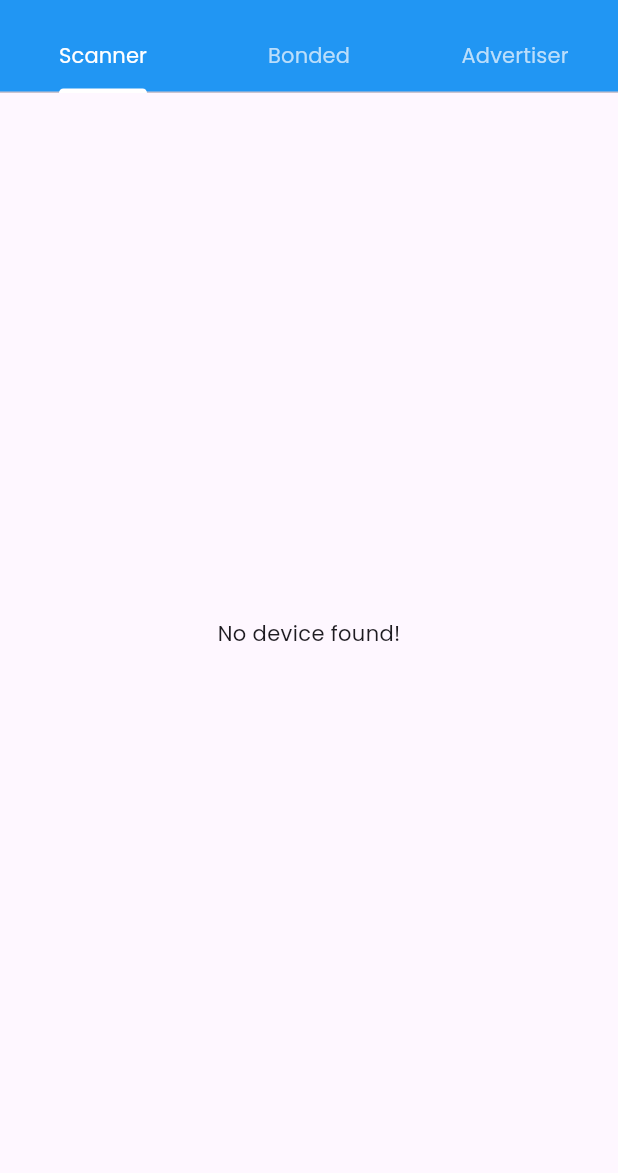
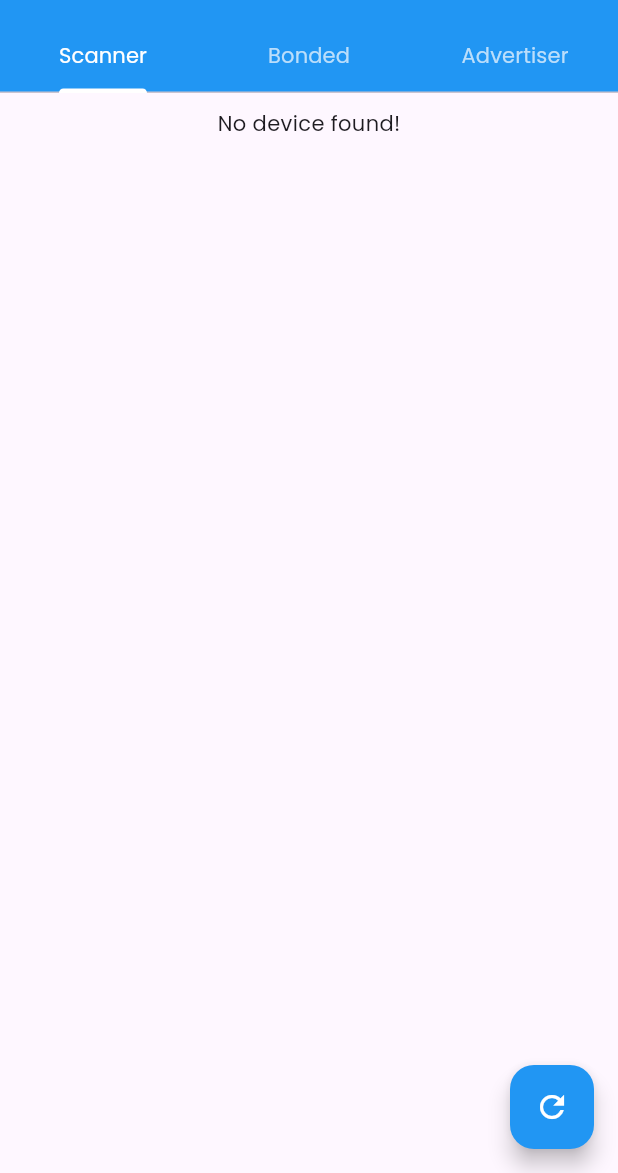
Before and after one commit to satyam184/bluetooth_tester, a Flutter app: the screen it shows after launch, on a phone screen of 412 x 824 dp, the part 63-1236 px from its top. Run offline on Flutter 3.47's test engine with Material 3 defaults, Android fonts, the phone set to English and light mode, and no system bars; our stand-ins replace equatable, flutter_bloc, flutter_blue_plus, flutter_svg, permission_handler.

Commit message:
bug fix some functionlity added

```diff
--- /dev/null
+++ b/devtools_options.yaml
@@ -0,0 +1,3 @@
+description: This file stores settings for Dart & Flutter DevTools.
+documentation: https://docs.flutter.dev/tools/devtools/extensions#configure-extension-enablement-states
+extensions:
--- a/lib/bloc/scanner_bloc/scanner_state.dart
+++ b/lib/bloc/scanner_bloc/scanner_state.dart
@@ -3,7 +3,7 @@ part of 'scanner_bloc.dart';
 class ScannerState extends Equatable {
   const ScannerState({
     this.devices = const [],
-    this.scanStatus = ScanStatus.inital,
+    this.scanStatus = ScanStatus.initial,
     this.connectedDevice,
   });
 
--- a/lib/utils/enums.dart
+++ b/lib/utils/enums.dart
@@ -1 +1,24 @@
-enum ScanStatus { inital, loading, success, connected, disConnected, error }
+enum ScanStatus {
+  /// Default state before anything has started
+  initial,
+
+  /// Currently scanning or attempting connection
+  loading,
+
+  /// Successfully scanned and connected
+  success,
+
+  /// Device is currently connected
+  connected,
+
+  /// Device got disconnected after being connected
+  disconnected,
+
+  /// Tried to connect but failed (e.g., timeout or rejection)
+  failed,
+
+  /// General Bluetooth error (e.g., permissions, turned off, etc.)
+  error,
+
+  bluetoothPermissions,
+}
--- a/lib/views/scanner/scanner.dart
+++ b/lib/views/scanner/scanner.dart
@@ -18,13 +18,6 @@ class Scanner extends StatefulWidget {
 }
 
 class _ScannerState extends State<Scanner> {
-  @override
-  void initState() {
-    // TODO: implement initState
-    // context.read<ScannerBloc>().add(StartScan());
-    super.initState();
-  }
-
   @override
   Widget build(BuildContext context) {
     return Scaffold(
@@ -51,24 +44,44 @@ class _ScannerState extends State<Scanner> {
                       AppColors.sucess,
                     );
               case ScanStatus.connected:
-                Future.delayed(Duration(milliseconds: 500), () {
-                  context.showDefaultSnackbar(
-                    'Connected Successfully',
-                    AppColors.sucess,
-                  );
+                Future.microtask(() {
+                  if (context.mounted) {
+                    Navigator.push(
+                      (context),
+                      MaterialPageRoute(builder: (context) => DetailScreen()),
+                    ).then((result) {
+                      if (result == true) {
+                        if (context.mounted) {
+                          context.read<ScannerBloc>().add(StartScan());
+                        }
+                      }
+                    });
+                  }
                 });
 
-                Navigator.push(
-                  (context),
-                  MaterialPageRoute(builder: (context) => DetailScreen()),
-                );
+              case ScanStatus.disconnected:
+                context.showDefaultSnackbar('disconnected', AppColors.error);
+                break;
 
-              case ScanStatus.disConnected:
-                context.showDefaultSnackbar('disconnected', AppColors.error);
               case ScanStatus.error:
                 context.showDefaultSnackbar('Failed to scan', AppColors.error);
+                break;
+
+              case ScanStatus.failed:
+                context.showDefaultSnackbar(
+                  'Failed to connect',
+                  AppColors.error,
+                );
+                break;
+
+              case ScanStatus.bluetoothPermissions:
+                context.showDefaultSnackbar(
+                  'Permission required',
+                  AppColors.error,
+                );
+                break;
               default:
-                const SizedBox.shrink();
+                break;
             }
           },
           builder: (context, state) {
@@ -78,9 +91,18 @@ class _ScannerState extends State<Scanner> {
                 return Center(
                   child: CircularProgressIndicator(color: AppColors.loading),
                 );
+
               case ScanStatus.success:
                 if (devices.isEmpty) {
-                  return const Center(child: Text('No device found!'));
+                  return ListView(
+                    physics: AlwaysScrollableScrollPhysics(),
+                    children: [
+                      SizedBox(
+                        height: ScreenUtil.height(5),
+                        child: Center(child: Text('No device found!')),
+                      ),
+                    ],
+                  );
                 }
                 return ListView.builder(
                   physics: const AlwaysScrollableScrollPhysics(),
@@ -91,10 +113,25 @@ class _ScannerState extends State<Scanner> {
                   },
                 );
               default:
-                return const SizedBox.shrink();
+                return ListView.builder(
+                  physics: const AlwaysScrollableScrollPhysics(),
+                  itemCount: devices.length,
+                  itemBuilder: (context, index) {
+                    final device = devices[index];
+                    return CustomBluetoothListTIle(device: device);
+                  },
+                );
             }
           },
         ),
+      ),
+      floatingActionButton: FloatingActionButton(
+        onPressed: () {
+          context.read<ScannerBloc>().add(StartScan());
+        },
+        enableFeedback: true,
+        backgroundColor: AppColors.primary,
+        child: Icon(Icons.refresh, color: AppColors.textSecondary),
       ),
     );
   }
@@ -138,7 +175,38 @@ class CustomBluetoothListTIle extends StatelessWidget {
 
       trailing: ElevatedButton.icon(
         iconAlignment: IconAlignment.end,
-        icon: Icon(Icons.more_vert_rounded, color: AppColors.textSecondary),
+        icon: InkWell(
+          onTap: () async {
+            final RenderBox button = context.findRenderObject() as RenderBox;
+            final RenderBox overlay =
+                Overlay.of(context).context.findRenderObject() as RenderBox;
+
+            final Offset position = button.localToGlobal(
+              Offset.zero,
+              ancestor: overlay,
+            );
+
+            final selected = await showMenu<String>(
+              context: context,
+              position: RelativeRect.fromLTRB(
+                position.dx + button.size.width,
+                position.dy + ScreenUtil.height(2),
+                position.dx + button.size.width,
+                position.dy + button.size.height,
+              ),
+              items: [
+                PopupMenuItem(value: 'connect', child: Text('Connect')),
+                PopupMenuItem(value: 'disconnect', child: Text('Disconnect')),
+              ],
+            );
+            if (selected == 'connect') {
+              // handle connect
+            } else if (selected == 'disconnect') {
+              // handle disconnect
+            }
+          },
+          child: Icon(Icons.more_vert_rounded, color: AppColors.textSecondary),
+        ),
         onPressed: () {
           context.read<ScannerBloc>().add(ConnectToDevice(device!.device));
         },
```
Also changed, not shown: lib/bloc/scanner_bloc/scanner_bloc.dart (+8 -6 lines), lib/views/detail_screen/detail_screen.dart (+23 -12 lines).
